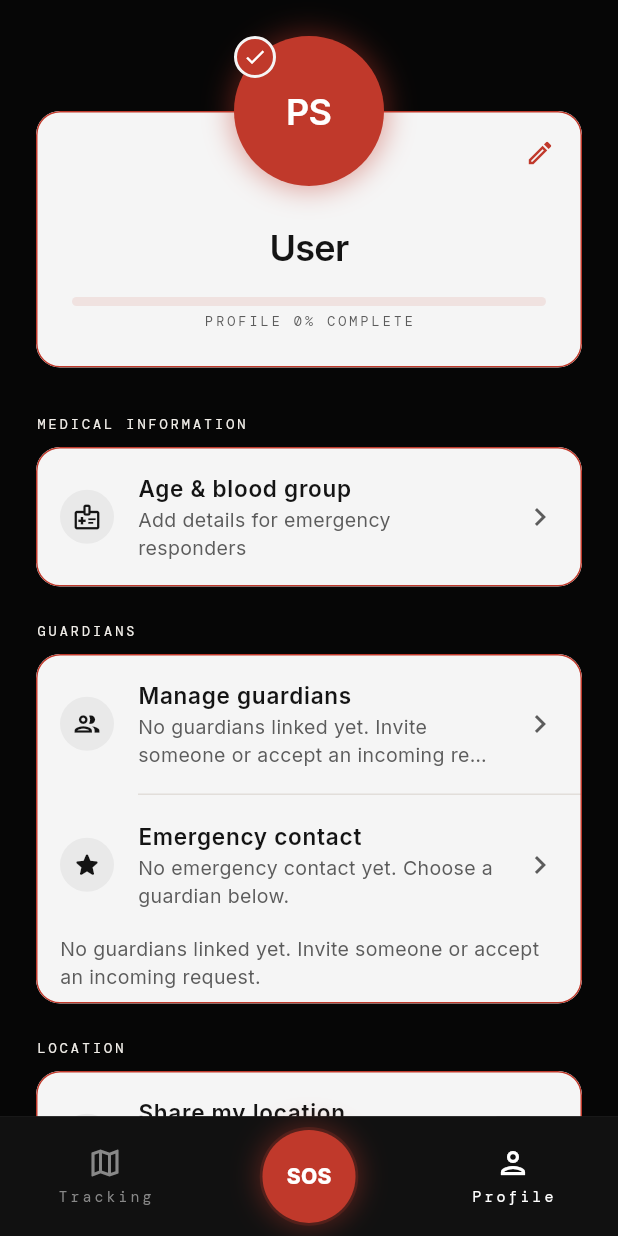
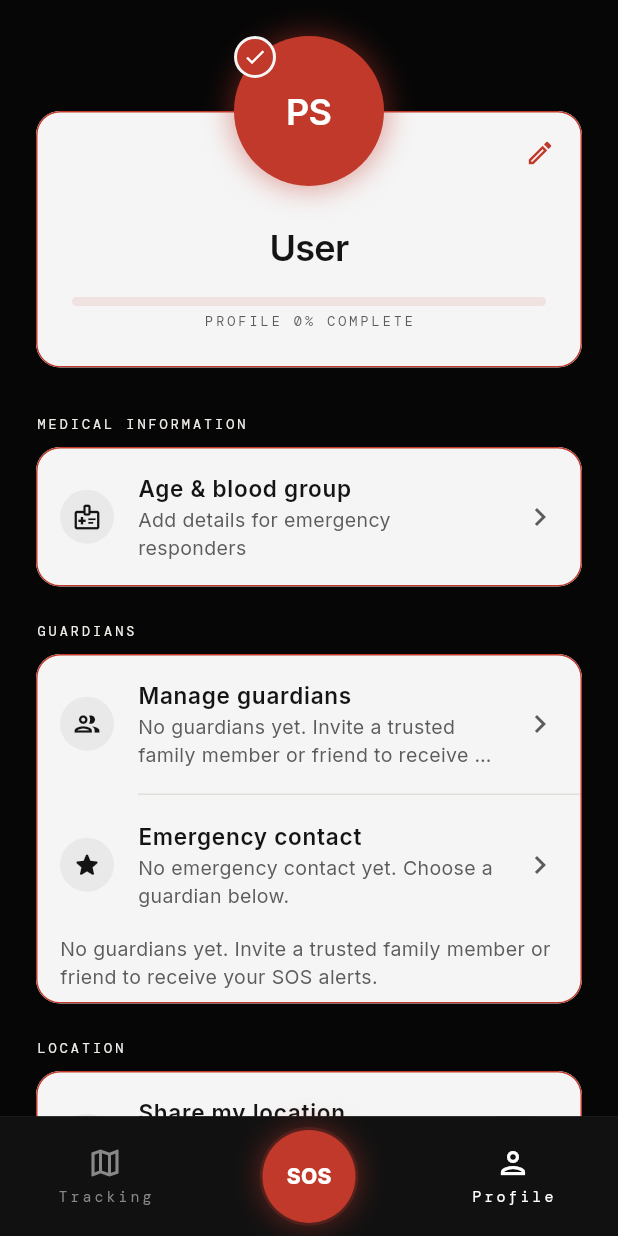
Before and after one commit to ujwalbholan/surakshya-frontend, a Flutter app: the OnboardingScreen screen opened by its route, after a tap on "Skip", after a tap on the "settings" icon, on a phone screen of 412 x 824 dp. Run offline on Flutter 3.47's test engine with Material 3 defaults, Android fonts, the phone set to English and light mode, and no system bars; our stand-ins replace battery_plus, flutter_blue_plus, flutter_local_notifications, flutter_map, flutter_riverpod, flutter_secure_storage and 10 more; missing offline and left inert: surakshya; accounts and stored records are empty; network calls fail.

Commit message:
refactor(guardians): refined section copy, ProfileSection layout, and empty-state cards

```diff
--- a/surakshya-app/lib/core/constants/copy_constants.dart
+++ b/surakshya-app/lib/core/constants/copy_constants.dart
@@ -78,16 +78,17 @@ class CopyConstants {
   static const String guardiansTitle = 'Guardians';
   static const String inviteGuardianTitle = 'Invite a guardian';
   static const String inviteGuardianSubtitle =
-      'They will receive login credentials by email to sign in and accept the link.';
+      'We\'ll email them sign-in credentials so they can accept your link request.';
   static const String pendingRequestsTitle = 'Pending requests';
   static const String linkedGuardiansTitle = 'Linked guardians';
-  static const String noPendingRequests = 'No pending link requests.';
+  static const String noPendingRequests =
+      'You\'re all caught up — no pending requests.';
   static const String noLinkedGuardians =
-      'No guardians linked yet. Invite someone or accept an incoming request.';
+      'No guardians yet. Invite a trusted family member or friend to receive your SOS alerts.';
   static const String manageGuardians = 'Manage guardians';
   static const String emergencyContactTitle = 'Emergency contact';
   static const String emergencyContactSubtitle =
-      'Pick one guardian number for SOS alerts. Only one can be selected.';
+      'Star one guardian as your emergency contact — their number is dialed during an SOS.';
   static const String emergencyContactBadge = 'Emergency';
   static const String setAsEmergencyContact = 'Set as emergency contact';
   static const String clearEmergencyContact = 'Remove emergency contact';
```
Also changed, not shown: surakshya-app/lib/features/guardians/guardians_screen.dart (+35 -25 lines).
